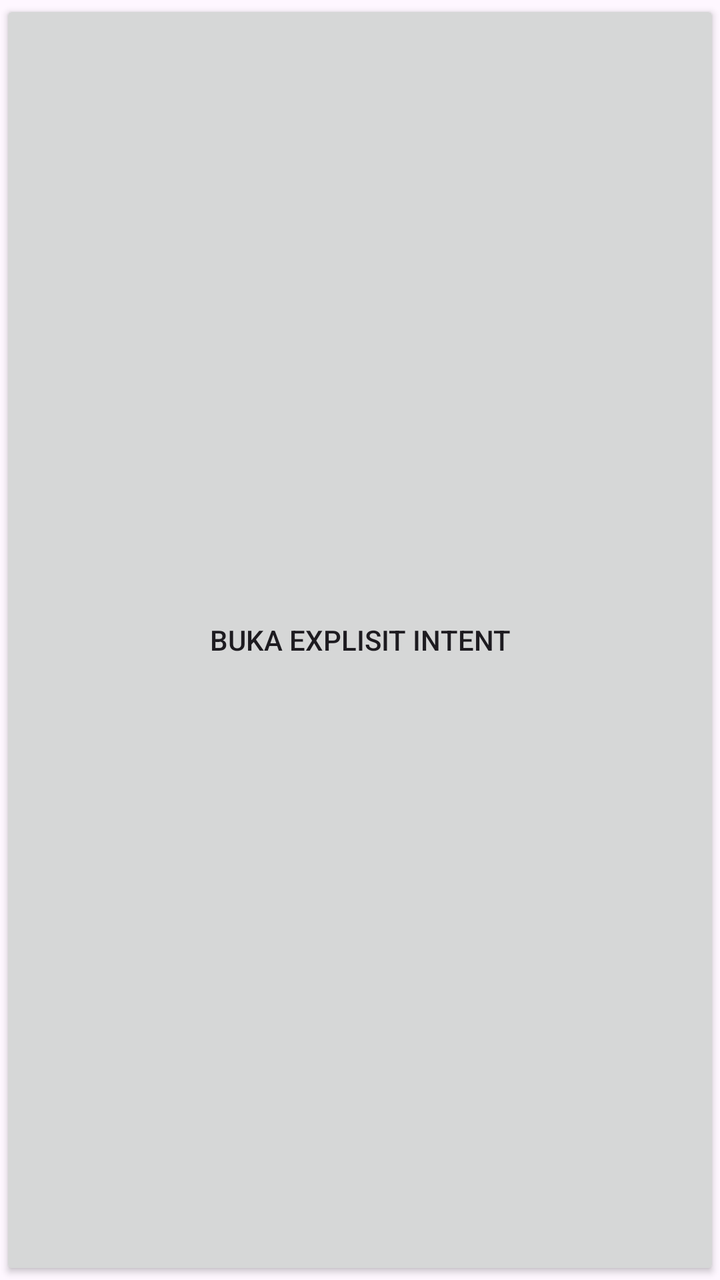
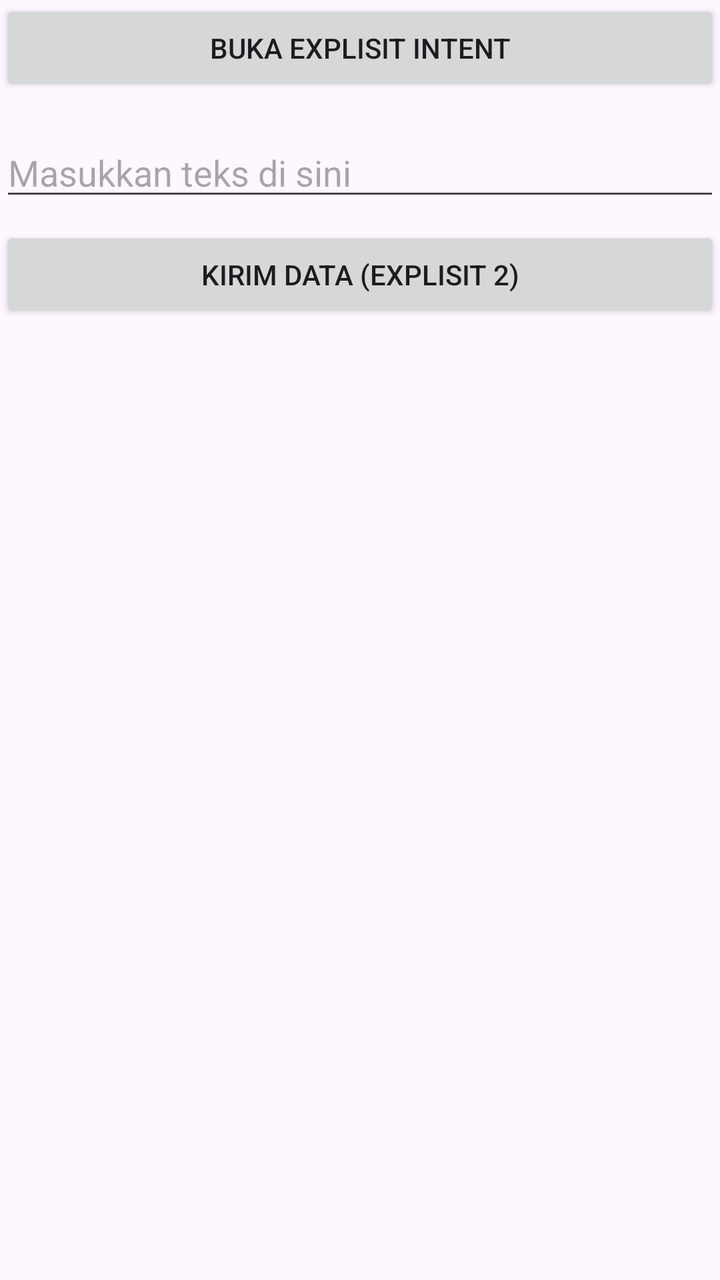

The first picture is an Android layout as it rendered before a commit; the second is the same layout after the commit. The layout source and the unified diff follow.
<!-- AndroidManifest.xml: application theme Theme.ExplisitIntent -->
<!-- res/layout/activity_main.xml -->
<?xml version="1.0" encoding="utf-8"?>
<LinearLayout xmlns:android="http://schemas.android.com/apk/res/android"
    xmlns:app="http://schemas.android.com/apk/res-auto"
    xmlns:tools="http://schemas.android.com/tools"
    android:id="@+id/main"
    android:layout_width="match_parent"
    android:layout_height="match_parent"
    tools:context=".MainActivity"
    android:orientation="vertical"
    android:layout_margin="16dp">
    
    <Button
        android:layout_width="match_parent"
        android:layout_height="match_parent"
        android:id="@+id/btnExplisit1"
        android:text="Buka Explisit Intent"/>

</LinearLayout>
<!-- resources referenced by this layout -->
<resources>
  <style name="Theme.ExplisitIntent" parent="Base.Theme.ExplisitIntent" />
  <style name="Base.Theme.ExplisitIntent" parent="Theme.Material3.DayNight.NoActionBar">
          
          
      </style>
</resources>

<!-- the commit's change to res/layout/activity_main.xml (unified diff, before → after) -->
@@ -11,8 +11,22 @@
     
     <Button
         android:layout_width="match_parent"
-        android:layout_height="match_parent"
+        android:layout_height="wrap_content"
         android:id="@+id/btnExplisit1"
         android:text="Buka Explisit Intent"/>
 
+    <EditText
+        android:id="@+id/edtExplisit"
+        android:layout_width="match_parent"
+        android:layout_height="wrap_content"
+        android:hint="Masukkan teks di sini"
+        android:layout_marginTop="16dp" />
+
+    <Button
+        android:id="@+id/btnExplisit2"
+        android:layout_width="match_parent"
+        android:layout_height="wrap_content"
+        android:text="Kirim Data (Explisit 2)"
+        android:layout_marginTop="8dp" />
+
 </LinearLayout>
